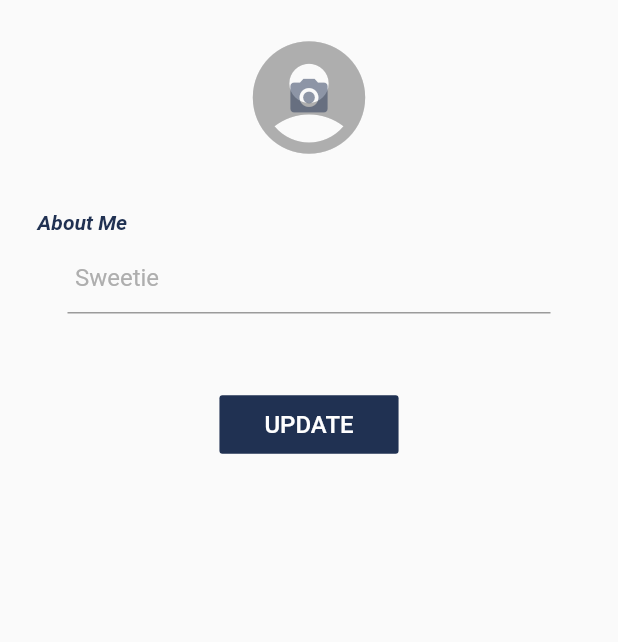
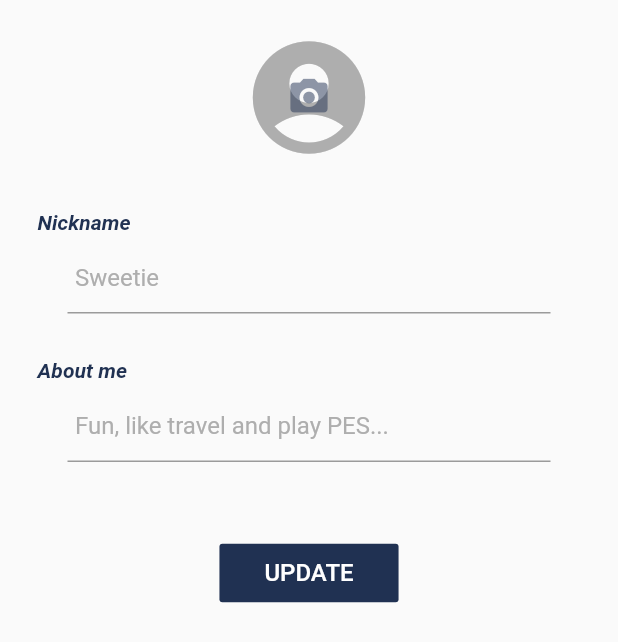
Before and after one commit to sakshamsri4/flutter_chat_app, a Flutter app: the SettingsScreen widget shown alone on an empty page, opened directly, on a phone screen of 412 x 824 dp. Shown: the top 642 px of the screen. Run offline on Flutter 3.47's test engine with Material 2 defaults, Android fonts, the phone set to English and light mode, and no system bars; our stand-ins replace cached_network_image, cloud_firestore, firebase_auth, firebase_core, firebase_messaging, firebase_storage and 6 more; accounts and stored records are empty.

Commit message:
minor bug fixes

```diff
--- a/lib/Screens/chat.dart
+++ b/lib/Screens/chat.dart
@@ -12,6 +12,9 @@ import 'package:fluttertoast/fluttertoast.dart';
 import 'package:image_picker/image_picker.dart';
 import 'package:intl/intl.dart';
 import 'package:shared_preferences/shared_preferences.dart';
+
+
+
 
 class Chat extends StatelessWidget {
   final String peerId;
--- a/lib/Screens/full_photo.dart
+++ b/lib/Screens/full_photo.dart
@@ -2,7 +2,6 @@ import 'package:cached_network_image/cached_network_image.dart';
 import 'package:chat_app_flutter/services/constant.dart';
 import 'package:flutter/material.dart';
 import 'package:photo_view/photo_view.dart';
-
 class FullPhoto extends StatelessWidget {
   final String url;
 
--- a/lib/Screens/setting.dart
+++ b/lib/Screens/setting.dart
@@ -28,10 +28,10 @@ class ChatSettings extends StatelessWidget {
 
 class SettingsScreen extends StatefulWidget {
   @override
-  _SettingsScreenState createState() => _SettingsScreenState();
+  State createState() => SettingsScreenState();
 }
 
-class _SettingsScreenState extends State<SettingsScreen> {
+class SettingsScreenState extends State<SettingsScreen> {
   TextEditingController controllerNickname;
   TextEditingController controllerAboutMe;
 
@@ -41,6 +41,7 @@ class _SettingsScreenState extends State<SettingsScreen> {
   String nickname = '';
   String aboutMe = '';
   String photoUrl = '';
+
   bool isLoading = false;
   File avatarImageFile;
 
@@ -59,16 +60,20 @@ class _SettingsScreenState extends State<SettingsScreen> {
     nickname = prefs.getString('nickname') ?? '';
     aboutMe = prefs.getString('aboutMe') ?? '';
     photoUrl = prefs.getString('photoUrl') ?? '';
+
     controllerNickname = TextEditingController(text: nickname);
     controllerAboutMe = TextEditingController(text: aboutMe);
 
+    // Force refresh input
     setState(() {});
   }
 
   Future getImage() async {
     ImagePicker imagePicker = ImagePicker();
     PickedFile pickedFile;
+
     pickedFile = await imagePicker.getImage(source: ImageSource.gallery);
+
     File image = File(pickedFile.path);
 
     if (image != null) {
@@ -95,7 +100,7 @@ class _SettingsScreenState extends State<SettingsScreen> {
             'aboutMe': aboutMe,
             'photoUrl': photoUrl
           }).then((data) async {
-            await prefs.setString(('photourl'), photoUrl);
+            await prefs.setString('photoUrl', photoUrl);
             setState(() {
               isLoading = false;
             });
@@ -110,7 +115,7 @@ class _SettingsScreenState extends State<SettingsScreen> {
           setState(() {
             isLoading = false;
           });
-          Fluttertoast.showToast(msg: "This file is not an image");
+          Fluttertoast.showToast(msg: 'This file is not an image');
         });
       } else {
         setState(() {
@@ -129,9 +134,11 @@ class _SettingsScreenState extends State<SettingsScreen> {
   void handleUpdateData() {
     focusNodeNickname.unfocus();
     focusNodeAboutMe.unfocus();
+
     setState(() {
       isLoading = true;
     });
+
     FirebaseFirestore.instance.collection('users').doc(id).update({
       'nickname': nickname,
       'aboutMe': aboutMe,
@@ -144,11 +151,13 @@ class _SettingsScreenState extends State<SettingsScreen> {
       setState(() {
         isLoading = false;
       });
-      Fluttertoast.showToast(msg: "Update Success");
+
+      Fluttertoast.showToast(msg: "Update success");
     }).catchError((err) {
       setState(() {
         isLoading = false;
       });
+
       Fluttertoast.showToast(msg: err.toString());
     });
   }
@@ -160,6 +169,7 @@ class _SettingsScreenState extends State<SettingsScreen> {
         SingleChildScrollView(
           child: Column(
             children: <Widget>[
+              // Avatar
               Container(
                 child: Center(
                   child: Stack(
@@ -188,8 +198,11 @@ class _SettingsScreenState extends State<SettingsScreen> {
                         BorderRadius.all(Radius.circular(45.0)),
                         clipBehavior: Clip.hardEdge,
                       )
-                              : Icon(Icons.account_circle,
-                                  size: 90.0, color: greyColor))
+                          : Icon(
+                        Icons.account_circle,
+                        size: 90.0,
+                        color: greyColor,
+                      ))
                           : Material(
                         child: Image.file(
                           avatarImageFile,
@@ -209,19 +222,23 @@ class _SettingsScreenState extends State<SettingsScreen> {
                         onPressed: getImage,
                         padding: EdgeInsets.all(30.0),
                         splashColor: Colors.transparent,
+                        highlightColor: greyColor,
                         iconSize: 30.0,
-                      )
+                      ),
                     ],
                   ),
                 ),
                 width: double.infinity,
                 margin: EdgeInsets.all(20.0),
               ),
+
+              // Input
               Column(
                 children: <Widget>[
+                  // Username
                   Container(
                     child: Text(
-                      'About Me',
+                      'Nickname',
                       style: TextStyle(
                           fontStyle: FontStyle.italic,
                           fontWeight: FontWeight.bold,
@@ -239,6 +256,37 @@ class _SettingsScreenState extends State<SettingsScreen> {
                           contentPadding: EdgeInsets.all(5.0),
                           hintStyle: TextStyle(color: greyColor),
                         ),
+                        controller: controllerNickname,
+                        onChanged: (value) {
+                          nickname = value;
+                        },
+                        focusNode: focusNodeNickname,
+                      ),
+                    ),
+                    margin: EdgeInsets.only(left: 30.0, right: 30.0),
+                  ),
+
+                  // About me
+                  Container(
+                    child: Text(
+                      'About me',
+                      style: TextStyle(
+                          fontStyle: FontStyle.italic,
+                          fontWeight: FontWeight.bold,
+                          color: primaryColor),
+                    ),
+                    margin: EdgeInsets.only(left: 10.0, top: 30.0, bottom: 5.0),
+                  ),
+                  Container(
+                    child: Theme(
+                      data: Theme.of(context)
+                          .copyWith(primaryColor: primaryColor),
+                      child: TextField(
+                        decoration: InputDecoration(
+                          hintText: 'Fun, like travel and play PES...',
+                          contentPadding: EdgeInsets.all(5.0),
+                          hintStyle: TextStyle(color: greyColor),
+                        ),
                         controller: controllerAboutMe,
                         onChanged: (value) {
                           aboutMe = value;
@@ -251,6 +299,8 @@ class _SettingsScreenState extends State<SettingsScreen> {
                 ],
                 crossAxisAlignment: CrossAxisAlignment.start,
               ),
+
+              // Button
               Container(
                 child: FlatButton(
                   onPressed: handleUpdateData,
@@ -270,18 +320,19 @@ class _SettingsScreenState extends State<SettingsScreen> {
           ),
           padding: EdgeInsets.only(left: 15.0, right: 15.0),
         ),
+
+        // Loading
         Positioned(
           child: isLoading
               ? Container(
             child: Center(
               child: CircularProgressIndicator(
-                      valueColor: AlwaysStoppedAnimation<Color>(themeColor),
-                    ),
+                  valueColor: AlwaysStoppedAnimation<Color>(themeColor)),
             ),
             color: Colors.white.withOpacity(0.8),
           )
               : Container(),
-        )
+        ),
       ],
     );
   }
--- a/lib/services/loading.dart
+++ b/lib/services/loading.dart
@@ -1,8 +1,8 @@
 import 'package:chat_app_flutter/services/constant.dart';
 import 'package:flutter/material.dart';
-
 class Loading extends StatelessWidget {
   const Loading();
+
   @override
   Widget build(BuildContext context) {
     return Container(
```
Also changed, not shown: lib/Screens/homescreen.dart (+27 -16 lines), lib/main.dart (+6 -13 lines). Lines whose indentation alone changed are shown as unchanged.
